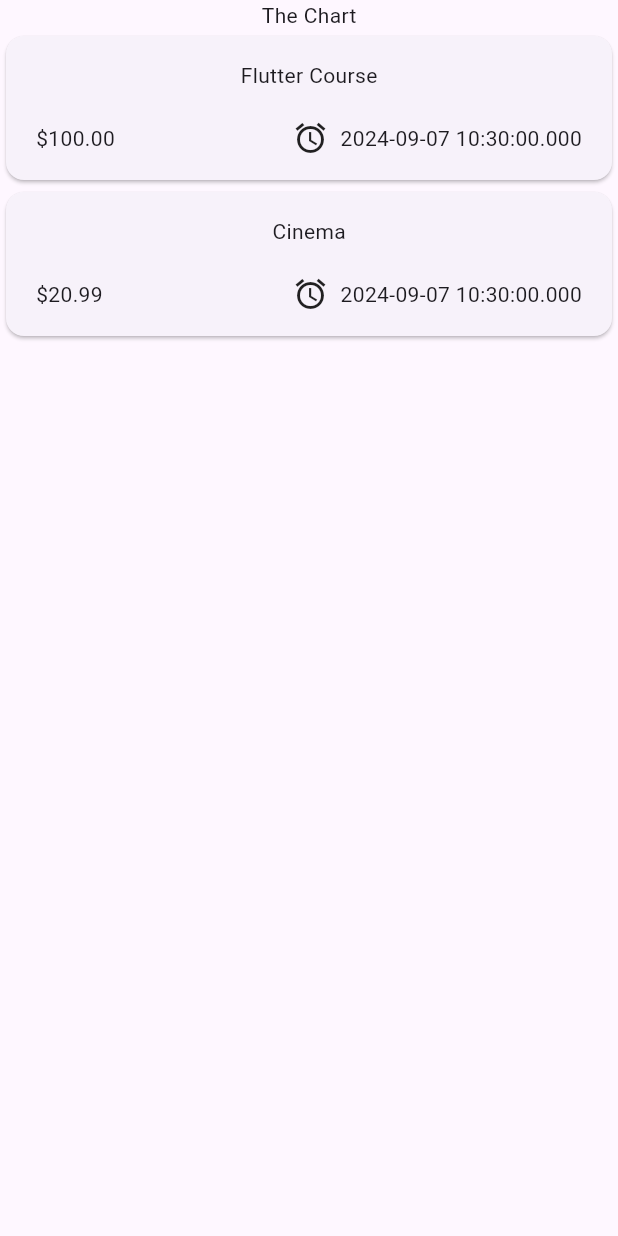
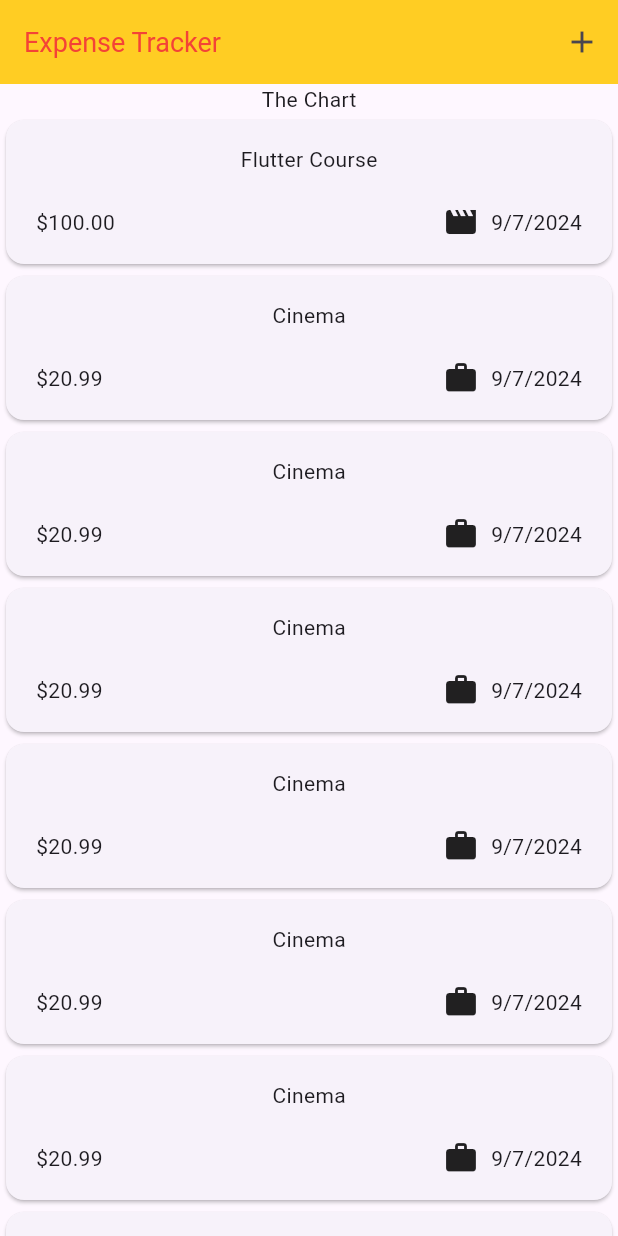
Before and after one commit to AdepojuToyeeb/e_t, a Flutter app: the screen it shows after launch, on a phone screen of 412 x 824 dp. Run offline on Flutter 3.47's test engine with Material 3 defaults, Android fonts, the phone set to English and light mode, and no system bars.

Commit message:
added app bar nd added more items to list of expenses

```diff
--- a/lib/models/expense.dart
+++ b/lib/models/expense.dart
@@ -1,15 +1,25 @@
+import 'package:flutter/material.dart';
+import 'package:intl/intl.dart';
 import 'package:uuid/uuid.dart';
 
 const uuid = Uuid();
+final formatter = DateFormat.yMd();
 
 enum Category { food, travel, leisure, work }
+
+const CategoryIcons = {
+  Category.food: Icons.lunch_dining,
+  Category.travel: Icons.flight_takeoff,
+  Category.leisure: Icons.movie,
+  Category.work: Icons.work,
+};
 
 class Expense {
   Expense({
     required this.title,
     required this.amount,
     required this.date,
-    required this.category
+    required this.category,
   }) : id = uuid.v4();
 
   final String id;
@@ -17,4 +27,8 @@ class Expense {
   final double amount;
   final DateTime date;
   final Category category;
+
+  String get formattedDate {
+    return formatter.format(date);
+  }
 }
--- a/lib/widgets/expenses/expense_item.dart
+++ b/lib/widgets/expenses/expense_item.dart
@@ -25,11 +25,9 @@ class ExpenseItem extends StatelessWidget {
                 const Spacer(),
                 Row(
                   children: [
-                    const Icon(Icons.access_alarms_outlined),
-                    const SizedBox(
-                      width: 8,
-                    ),
-                    Text(expense.date.toString())
+                    Icon(CategoryIcons[expense.category]),
+                    const SizedBox(width: 8),
+                    Text(expense.formattedDate)
                   ],
                 )
               ],
--- a/lib/widgets/expenses/expenses.dart
+++ b/lib/widgets/expenses/expenses.dart
@@ -24,12 +24,189 @@ class _ExpensesState extends State<Expenses> {
       title: "Cinema",
       date: DateTime.now(),
       category: Category.work,
+    ),
+    Expense(
+      amount: 20.99,
+      title: "Cinema",
+      date: DateTime.now(),
+      category: Category.work,
+    ),
+    Expense(
+      amount: 20.99,
+      title: "Cinema",
+      date: DateTime.now(),
+      category: Category.work,
+    ),
+    Expense(
+      amount: 20.99,
+      title: "Cinema",
+      date: DateTime.now(),
+      category: Category.work,
+    ),
+    Expense(
+      amount: 20.99,
+      title: "Cinema",
+      date: DateTime.now(),
+      category: Category.work,
+    ),
+    Expense(
+      amount: 20.99,
+      title: "Cinema",
+      date: DateTime.now(),
+      category: Category.work,
+    ),
+    Expense(
+      amount: 20.99,
+      title: "Cinema",
+      date: DateTime.now(),
+      category: Category.work,
+    ),
+    Expense(
+      amount: 20.99,
+      title: "Cinema",
+      date: DateTime.now(),
+      category: Category.work,
+    ),
+    Expense(
+      amount: 20.99,
+      title: "Cinema",
+      date: DateTime.now(),
+      category: Category.work,
+    ),
+    Expense(
+      amount: 20.99,
+      title: "Cinema",
+      date: DateTime.now(),
+      category: Category.work,
+    ),
+    Expense(
+      amount: 20.99,
+      title: "Cinema",
+      date: DateTime.now(),
+      category: Category.work,
+    ),
+    Expense(
+      amount: 20.99,
+      title: "Cinema",
+      date: DateTime.now(),
+      category: Category.work,
+    ),
+    Expense(
+      amount: 20.99,
+      title: "Cinema",
+      date: DateTime.now(),
+      category: Category.work,
+    ),
+    Expense(
+      amount: 20.99,
+      title: "Cinema",
+      date: DateTime.now(),
+      category: Category.work,
+    ),
+    Expense(
+      amount: 20.99,
+      title: "Cinema",
+      date: DateTime.now(),
+      category: Category.work,
+    ),
+    Expense(
+      amount: 20.99,
+      title: "Cinema",
+      date: DateTime.now(),
+      category: Category.work,
+    ),
+    Expense(
+      amount: 20.99,
+      title: "Cinema",
+      date: DateTime.now(),
+      category: Category.work,
+    ),
+    Expense(
+      amount: 20.99,
+      title: "Cinema",
+      date: DateTime.now(),
+      category: Category.work,
+    ),
+    Expense(
+      amount: 20.99,
+      title: "Cinema",
+      date: DateTime.now(),
+      category: Category.work,
+    ),
+    Expense(
+      amount: 20.99,
+      title: "Cinema",
+      date: DateTime.now(),
+      category: Category.work,
+    ),
+    Expense(
+      amount: 20.99,
+      title: "Cinema",
+      date: DateTime.now(),
+      category: Category.work,
+    ),
+    Expense(
+      amount: 20.99,
+      title: "Cinema",
+      date: DateTime.now(),
+      category: Category.work,
+    ),
+    Expense(
+      amount: 20.99,
+      title: "Cinema",
+      date: DateTime.now(),
+      category: Category.work,
+    ),
+    Expense(
+      amount: 20.99,
+      title: "Cinema",
+      date: DateTime.now(),
+      category: Category.work,
+    ),
+    Expense(
+      amount: 20.99,
+      title: "Cinema",
+      date: DateTime.now(),
+      category: Category.work,
+    ),
+    Expense(
+      amount: 20.99,
+      title: "Cinemas",
+      date: DateTime.now(),
+      category: Category.work,
+    ),
+    Expense(
+      amount: 20.99,
+      title: "Cinema",
+      date: DateTime.now(),
+      category: Category.work,
+    ),
+    Expense(
+      amount: 20.99,
+      title: "Cinema",
+      date: DateTime.now(),
+      category: Category.work,
+    ),
+    Expense(
+      amount: 20.99,
+      title: "Cinema",
+      date: DateTime.now(),
+      category: Category.work,
     )
   ];
 
   @override
   Widget build(BuildContext context) {
     return Scaffold(
+      appBar: AppBar(
+        backgroundColor:const Color.fromRGBO(255, 200, 10, 0.9),
+
+        title: const Text(
+          "Expense Tracker",
+          style: TextStyle(fontSize: 18, color: Colors.red),
+        ),
+        actions: [IconButton(onPressed: () {}, icon: const Icon(Icons.add))],
+      ),
       body: Column(
         children: [
           const Text("The Chart"),
--- a/pubspec.yaml
+++ b/pubspec.yaml
@@ -36,6 +36,7 @@ dependencies:
   # Use with the CupertinoIcons class for iOS style icons.
   cupertino_icons: ^1.0.8
   uuid: ^4.4.2
+  intl: ^0.19.0
 
 dev_dependencies:
   flutter_test:
```
Also changed, not shown: pubspec.lock.
